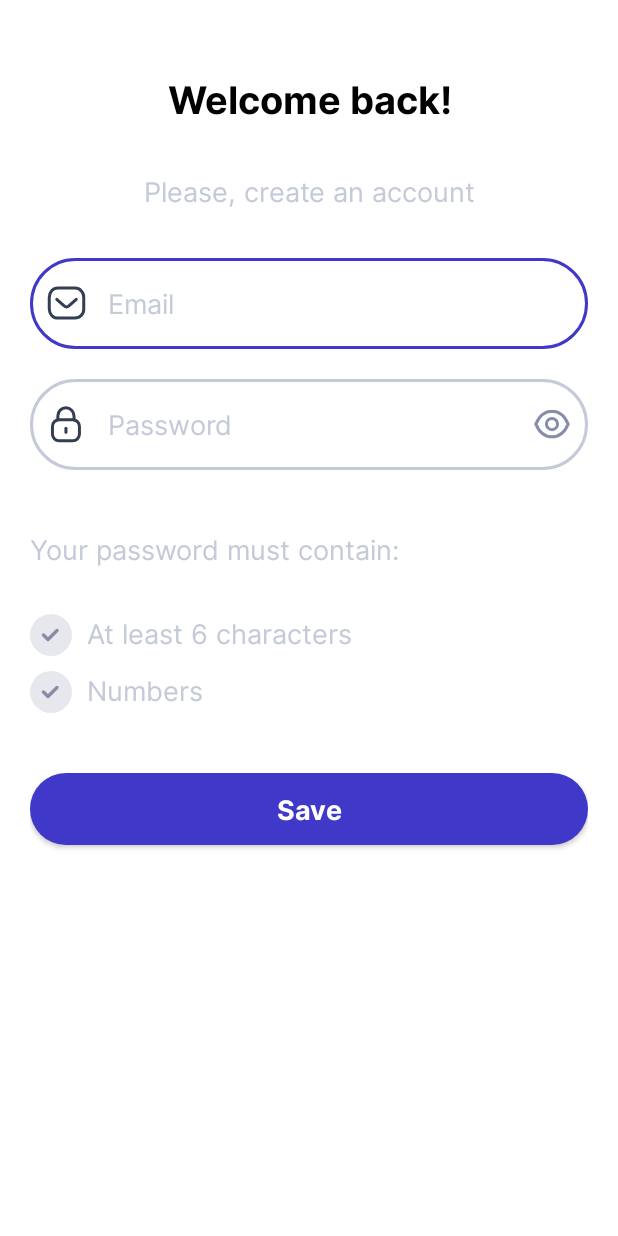
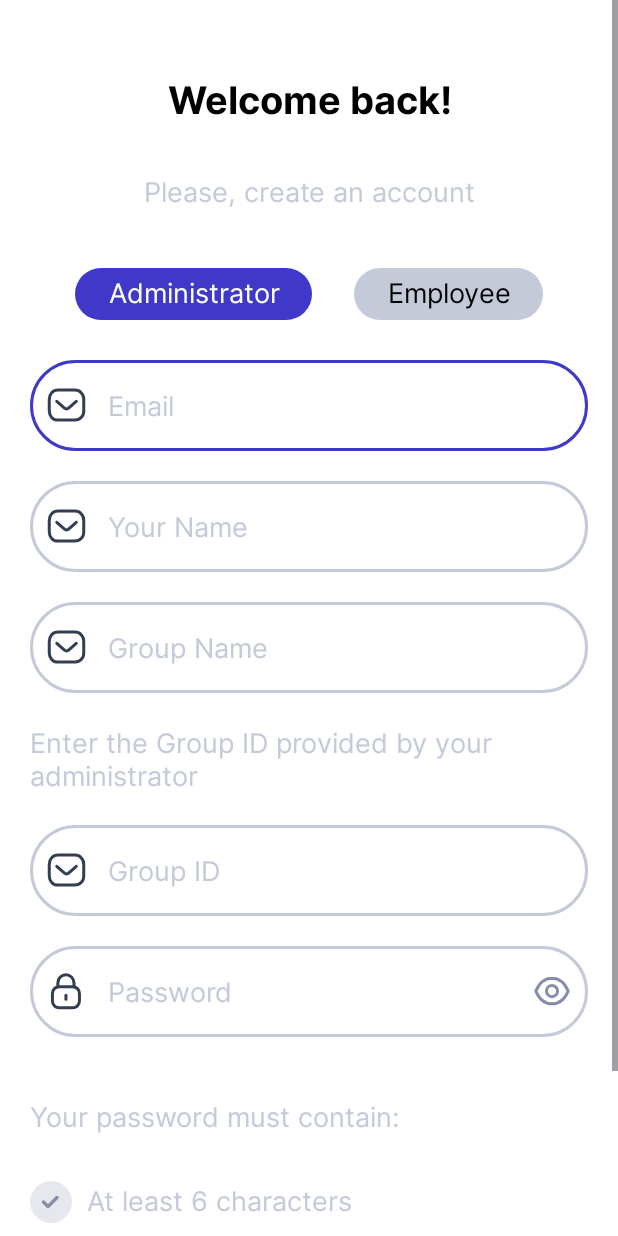
Before and after one commit to dyshko-taras/tg_TaskFlow, an Android app: the RegistrationActivity screen opened directly, with no data from a screen before it, on a phone screen of 412 x 824 dp. Run offline under Robolectric (Android 15) with nearby library versions, the phone set to English and light mode, and no system bars.

Commit message:
Update activity_registration.xml

```diff
--- a/app/src/main/res/layout/activity_registration.xml
+++ b/app/src/main/res/layout/activity_registration.xml
@@ -11,6 +11,15 @@
     <androidx.appcompat.widget.LinearLayoutCompat
         android:layout_width="match_parent"
         android:layout_height="match_parent"
+        android:orientation="vertical">
+
+        <ScrollView
+            android:layout_width="match_parent"
+            android:layout_height="match_parent">
+
+            <androidx.appcompat.widget.LinearLayoutCompat
+                android:layout_width="match_parent"
+                android:layout_height="wrap_content"
                 android:orientation="vertical"
                 android:paddingStart="20dp"
                 android:paddingEnd="20dp">
@@ -31,12 +40,40 @@
                     android:text="@string/create_account"
                     android:textAlignment="center" />
 
+                <com.google.android.material.chip.ChipGroup
+                    android:layout_width="wrap_content"
+                    android:layout_height="wrap_content"
+                    android:layout_gravity="center"
+                    android:layout_marginTop="31dp"
+                    app:checkedChip="@id/chipAdmin"
+                    app:chipSpacing="100dp"
+                    app:chipSpacingHorizontal="28dp"
+                    app:selectionRequired="true"
+                    app:singleSelection="true">
+
+                    <com.google.android.material.chip.Chip
+                        android:id="@+id/chipAdmin"
+                        style="@style/chipStyle"
+                        android:layout_width="wrap_content"
+                        android:layout_height="wrap_content"
+                        android:text="@string/administrator" />
+
+                    <com.google.android.material.chip.Chip
+                        android:id="@+id/chipEmployee"
+                        style="@style/chipStyle"
+                        android:layout_width="wrap_content"
+                        android:layout_height="wrap_content"
+                        android:checked="false"
+                        android:text="@string/employee" />
+
+                </com.google.android.material.chip.ChipGroup>
+
                 <com.google.android.material.textfield.TextInputLayout
                     android:id="@+id/textInputLayoutEmail"
                     style="@style/textInputLayoutStyle"
                     android:layout_width="match_parent"
                     android:layout_height="wrap_content"
-            android:layout_marginTop="31dp"
+                    android:layout_marginTop="20dp"
                     app:startIconDrawable="@drawable/ic_email">
 
                     <com.google.android.material.textfield.TextInputEditText
@@ -45,6 +82,68 @@
                         android:layout_width="match_parent"
                         android:layout_height="match_parent"
                         android:hint="@string/email"
+                        android:inputType="textEmailAddress" />
+
+                </com.google.android.material.textfield.TextInputLayout>
+
+                <com.google.android.material.textfield.TextInputLayout
+                    android:id="@+id/textInputLayoutYourName"
+                    style="@style/textInputLayoutStyle"
+                    android:layout_width="match_parent"
+                    android:layout_height="wrap_content"
+                    android:layout_marginTop="20dp"
+                    app:startIconDrawable="@drawable/ic_email">
+
+                    <com.google.android.material.textfield.TextInputEditText
+                        android:id="@+id/textInputEditTextYourName"
+                        style="@style/textInputEditTextStyle"
+                        android:layout_width="match_parent"
+                        android:layout_height="match_parent"
+                        android:hint="@string/your_name"
+                        android:inputType="textEmailAddress" />
+
+                </com.google.android.material.textfield.TextInputLayout>
+
+                <com.google.android.material.textfield.TextInputLayout
+                    android:id="@+id/textInputLayoutGroupName"
+                    style="@style/textInputLayoutStyle"
+                    android:layout_width="match_parent"
+                    android:layout_height="wrap_content"
+                    android:layout_marginTop="20dp"
+                    app:startIconDrawable="@drawable/ic_email">
+
+                    <com.google.android.material.textfield.TextInputEditText
+                        android:id="@+id/textInputEditTextGroupName"
+                        style="@style/textInputEditTextStyle"
+                        android:layout_width="match_parent"
+                        android:layout_height="match_parent"
+                        android:hint="@string/group_name"
+                        android:inputType="textEmailAddress" />
+
+                </com.google.android.material.textfield.TextInputLayout>
+
+                <androidx.appcompat.widget.AppCompatTextView
+                    android:id="@+id/tvGroupId"
+                    style="@style/f18RegularGrey"
+                    android:layout_width="match_parent"
+                    android:layout_height="wrap_content"
+                    android:layout_marginTop="20dp"
+                    android:text="@string/enter_group_id" />
+
+                <com.google.android.material.textfield.TextInputLayout
+                    android:id="@+id/textInputLayoutGroupId"
+                    style="@style/textInputLayoutStyle"
+                    android:layout_width="match_parent"
+                    android:layout_height="wrap_content"
+                    android:layout_marginTop="20dp"
+                    app:startIconDrawable="@drawable/ic_email">
+
+                    <com.google.android.material.textfield.TextInputEditText
+                        android:id="@+id/textInputEditTextGroupId"
+                        style="@style/textInputEditTextStyle"
+                        android:layout_width="match_parent"
+                        android:layout_height="match_parent"
+                        android:hint="@string/group_id"
                         android:inputType="textEmailAddress" />
 
                 </com.google.android.material.textfield.TextInputLayout>
@@ -104,9 +203,10 @@
                     android:layout_width="match_parent"
                     android:layout_height="wrap_content"
                     android:layout_marginTop="40dp"
+                    android:layout_marginBottom="10dp"
                     android:text="@string/save" />
-
-
+            </androidx.appcompat.widget.LinearLayoutCompat>
+        </ScrollView>
     </androidx.appcompat.widget.LinearLayoutCompat>
 
     <View
@@ -116,13 +216,10 @@
         android:background="#80000000"
         android:visibility="gone" />
 
-    <!-- ProgressBar -->
     <ProgressBar
         android:id="@+id/progressBar"
         android:layout_width="wrap_content"
         android:layout_height="wrap_content"
         android:layout_gravity="center"
         android:visibility="gone" />
-
-
 </FrameLayout>
--- a/app/src/main/res/values/strings.xml
+++ b/app/src/main/res/values/strings.xml
@@ -14,6 +14,10 @@
     <string name="register">Register</string>
     <string name="welcome_back">Welcome back!</string>
     <string name="create_account">Please, create an account</string>
+    <string name="your_name">Your Name</string>
+    <string name="group_name">Group Name</string>
+    <string name="enter_group_id">Enter the Group ID provided by your administrator</string>
+    <string name="group_id">Group ID</string>
     <string name="password_requirements">Your password must contain:</string>
     <string name="password_minimum_length">At least 6 characters</string>
     <string name="password_numbers">Numbers</string>
```
Also changed, not shown: 1 other file. Lines whose indentation alone changed are shown as unchanged.
